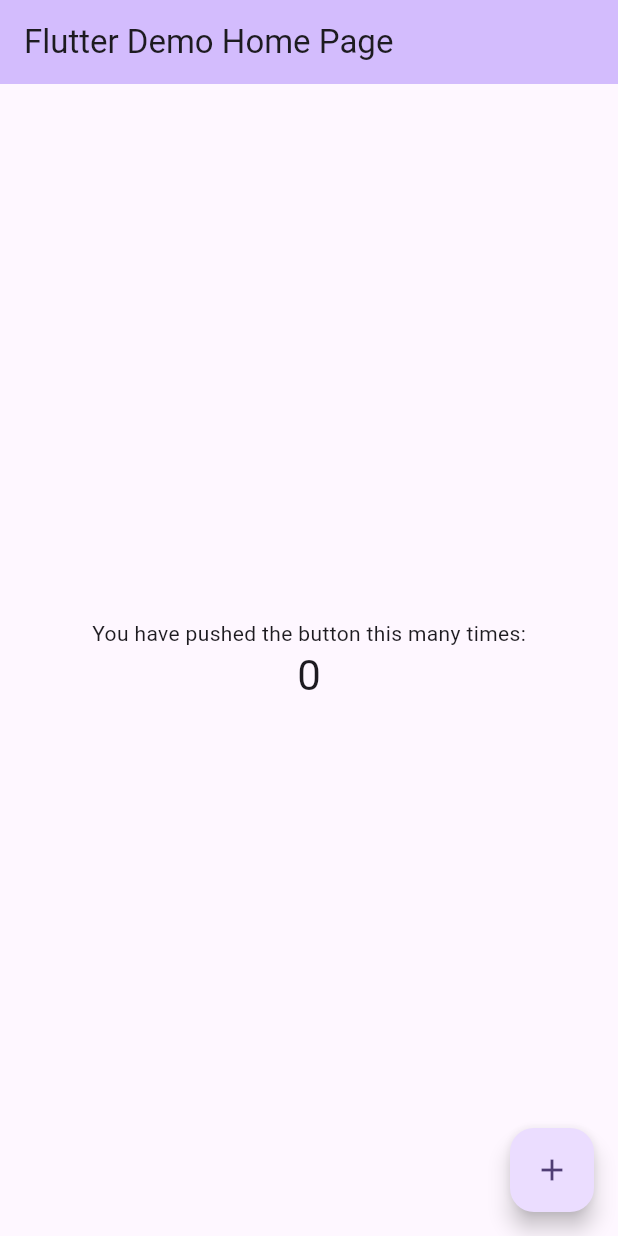
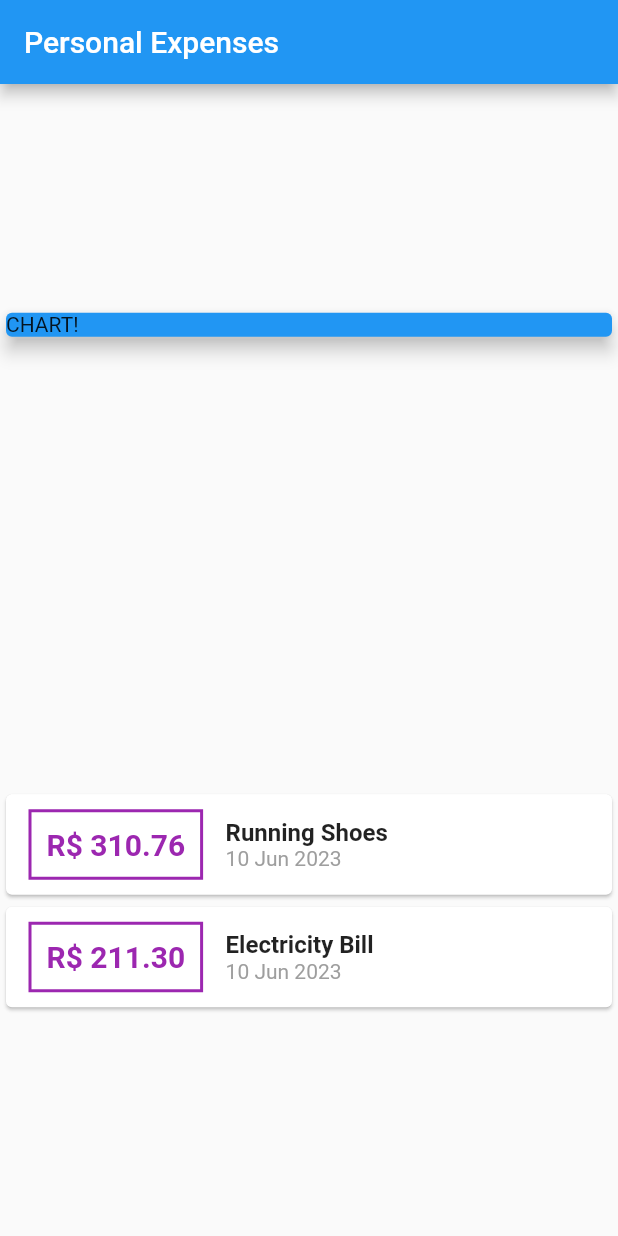
Before and after one commit to victorlopescc/weekly_expenses, a Flutter app: the screen it shows after launch, on a phone screen of 412 x 824 dp. Run offline on Flutter 3.47's test engine with Material 2 defaults, Android fonts, the phone set to English and light mode, and no system bars.

Commit message:
v0.1 - Card Design

```diff
--- a/lib/main.dart
+++ b/lib/main.dart
@@ -1,125 +1,108 @@
 import 'package:flutter/material.dart';
+import 'models/transaction.dart';
+import 'package:intl/intl.dart';
 
-void main() {
-  runApp(const MyApp());
+void main(List<String> args) {
+  runApp(const ExpensesApp());
 }
 
-class MyApp extends StatelessWidget {
-  const MyApp({super.key});
+class ExpensesApp extends StatelessWidget {
+  const ExpensesApp({super.key});
 
-  // This widget is the root of your application.
   @override
   Widget build(BuildContext context) {
     return MaterialApp(
-      title: 'Flutter Demo',
-      theme: ThemeData(
-        // This is the theme of your application.
-        //
-        // TRY THIS: Try running your application with "flutter run". You'll see
-        // the application has a blue toolbar. Then, without quitting the app,
-        // try changing the seedColor in the colorScheme below to Colors.green
-        // and then invoke "hot reload" (save your changes or press the "hot
-        // reload" button in a Flutter-supported IDE, or press "r" if you used
-        // the command line to start the app).
-        //
-        // Notice that the counter didn't reset back to zero; the application
-        // state is not lost during the reload. To reset the state, use hot
-        // restart instead.
-        //
-        // This works for code too, not just values: Most code changes can be
-        // tested with just a hot reload.
-        colorScheme: ColorScheme.fromSeed(seedColor: Colors.deepPurple),
-        useMaterial3: true,
-      ),
-      home: const MyHomePage(title: 'Flutter Demo Home Page'),
+      home: HomePage(),
     );
   }
 }
 
-class MyHomePage extends StatefulWidget {
-  const MyHomePage({super.key, required this.title});
+class HomePage extends StatelessWidget {
+  final _transactions = [
+    Transaction(
+      id: 't1',
+      title: 'Running Shoes',
+      value: 310.76,
+      date: DateTime.now(),
+    ),
+    Transaction(
+      id: 't2',
+      title: 'Electricity Bill',
+      value: 211.30,
+      date: DateTime.now(),
+    ),
+  ];
 
-  // This widget is the home page of your application. It is stateful, meaning
-  // that it has a State object (defined below) that contains fields that affect
-  // how it looks.
-
-  // This class is the configuration for the state. It holds the values (in this
-  // case the title) provided by the parent (in this case the App widget) and
-  // used by the build method of the State. Fields in a Widget subclass are
-  // always marked "final".
-
-  final String title;
-
-  @override
-  State<MyHomePage> createState() => _MyHomePageState();
-}
-
-class _MyHomePageState extends State<MyHomePage> {
-  int _counter = 0;
-
-  void _incrementCounter() {
-    setState(() {
-      // This call to setState tells the Flutter framework that something has
-      // changed in this State, which causes it to rerun the build method below
-      // so that the display can reflect the updated values. If we changed
-      // _counter without calling setState(), then the build method would not be
-      // called again, and so nothing would appear to happen.
-      _counter++;
-    });
-  }
+  HomePage({super.key});
 
   @override
   Widget build(BuildContext context) {
-    // This method is rerun every time setState is called, for instance as done
-    // by the _incrementCounter method above.
-    //
-    // The Flutter framework has been optimized to make rerunning build methods
-    // fast, so that you can just rebuild anything that needs updating rather
-    // than having to individually change instances of widgets.
     return Scaffold(
       appBar: AppBar(
-        // TRY THIS: Try changing the color here to a specific color (to
-        // Colors.amber, perhaps?) and trigger a hot reload to see the AppBar
-        // change color while the other colors stay the same.
-        backgroundColor: Theme.of(context).colorScheme.inversePrimary,
-        // Here we take the value from the MyHomePage object that was created by
-        // the App.build method, and use it to set our appbar title.
-        title: Text(widget.title),
+        title: const Text('Personal Expenses'),
       ),
-      body: Center(
-        // Center is a layout widget. It takes a single child and positions it
-        // in the middle of the parent.
-        child: Column(
-          // Column is also a layout widget. It takes a list of children and
-          // arranges them vertically. By default, it sizes itself to fit its
-          // children horizontally, and tries to be as tall as its parent.
-          //
-          // Column has various properties to control how it sizes itself and
-          // how it positions its children. Here we use mainAxisAlignment to
-          // center the children vertically; the main axis here is the vertical
-          // axis because Columns are vertical (the cross axis would be
-          // horizontal).
-          //
-          // TRY THIS: Invoke "debug painting" (choose the "Toggle Debug Paint"
-          // action in the IDE, or press "p" in the console), to see the
-          // wireframe for each widget.
-          mainAxisAlignment: MainAxisAlignment.center,
-          children: <Widget>[
-            const Text(
-              'You have pushed the button this many times:',
+      body: Column(
+        mainAxisAlignment: MainAxisAlignment.spaceAround,
+        crossAxisAlignment: CrossAxisAlignment.stretch,
+        children: [
+          const SizedBox(
+            child: Card(
+              color: Colors.blue,
+              elevation: 5,
+              child: Text('CHART!'),
             ),
-            Text(
-              '$_counter',
-              style: Theme.of(context).textTheme.headlineMedium,
-            ),
-          ],
-        ),
+          ),
+          Column(
+            children: _transactions.map((tr) {
+              return Card(
+                child: Row(
+                  children: [
+                    Container(
+                      margin: const EdgeInsets.symmetric(
+                        horizontal: 15,
+                        vertical: 10,
+                      ),
+                      decoration: BoxDecoration(
+                        border: Border.all(
+                          color: Colors.purple,
+                          width: 2,
+                        ),
+                      ),
+                      padding: const EdgeInsets.all(10),
+                      child: Text(
+                        'R\$ ${tr.value.toStringAsFixed(2)}',
+                        style: const TextStyle(
+                          fontWeight: FontWeight.bold,
+                          fontSize: 20,
+                          color: Colors.purple,
+                        ),
+                      ),
+                    ),
+                    Column(
+                      crossAxisAlignment: CrossAxisAlignment.start,
+                      children: [
+                        Text(
+                          tr.title,
+                          style: const TextStyle(
+                            fontSize: 16,
+                            fontWeight: FontWeight.bold,
+                          ),
+                        ),
+                        Text(
+                          DateFormat('d MMM y').format(tr.date),
+                          style: const TextStyle(
+                            color: Colors.grey,
+                          ),
+                        ),
+                      ],
+                    ),
+                  ],
+                ),
+              );
+            }).toList(),
+          ),
+        ],
       ),
-      floatingActionButton: FloatingActionButton(
-        onPressed: _incrementCounter,
-        tooltip: 'Increment',
-        child: const Icon(Icons.add),
-      ), // This trailing comma makes auto-formatting nicer for build methods.
     );
   }
 }
```
